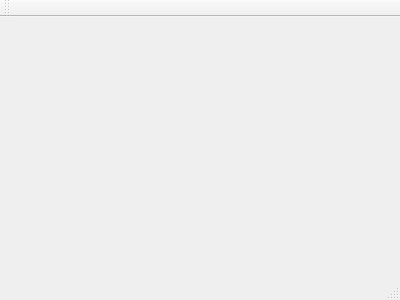
Before: the Qt Designer form mainwindow.ui in JsBlueCat/cmake_qt_stereo, drawn with Qt 5.
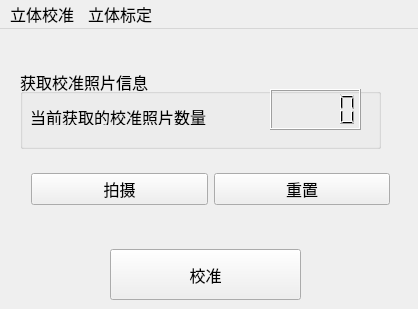
After: the same form once the commit is applied.

```diff
--- a/mainwindow.ui
+++ b/mainwindow.ui
@@ -1,24 +1,221 @@
 <ui version="4.0">
  <class>MainWindow</class>
- <widget class="QMainWindow" name="MainWindow" >
-  <property name="geometry" >
+ <widget class="QMainWindow" name="MainWindow">
+  <property name="geometry">
    <rect>
     <x>0</x>
     <y>0</y>
-    <width>400</width>
-    <height>300</height>
+    <width>418</width>
+    <height>309</height>
    </rect>
   </property>
-  <property name="windowTitle" >
+  <property name="font">
+   <font>
+    <pointsize>12</pointsize>
+   </font>
+  </property>
+  <property name="windowTitle">
    <string>MainWindow</string>
   </property>
-  <widget class="QMenuBar" name="menuBar" />
-  <widget class="QToolBar" name="mainToolBar" />
-  <widget class="QWidget" name="centralWidget" />
-  <widget class="QStatusBar" name="statusBar" />
+  <widget class="QWidget" name="centralWidget">
+   <property name="focusPolicy">
+    <enum>Qt::NoFocus</enum>
+   </property>
+   <widget class="QStackedWidget" name="stackedWidget">
+    <property name="geometry">
+     <rect>
+      <x>10</x>
+      <y>0</y>
+      <width>400</width>
+      <height>300</height>
+     </rect>
+    </property>
+    <property name="currentIndex">
+     <number>0</number>
+    </property>
+    <widget class="QWidget" name="rectify_page">
+     <widget class="QPushButton" name="pushButton">
+      <property name="geometry">
+       <rect>
+        <x>100</x>
+        <y>220</y>
+        <width>191</width>
+        <height>51</height>
+       </rect>
+      </property>
+      <property name="text">
+       <string>校准</string>
+      </property>
+     </widget>
+     <widget class="QGroupBox" name="groupBox">
+      <property name="geometry">
+       <rect>
+        <x>10</x>
+        <y>40</y>
+        <width>361</width>
+        <height>80</height>
+       </rect>
+      </property>
+      <property name="title">
+       <string>获取校准照片信息</string>
+      </property>
+      <widget class="QLabel" name="label">
+       <property name="geometry">
+        <rect>
+         <x>10</x>
+         <y>40</y>
+         <width>261</width>
+         <height>16</height>
+        </rect>
+       </property>
+       <property name="text">
+        <string>当前获取的校准照片数量</string>
+       </property>
+      </widget>
+      <widget class="QLCDNumber" name="lcdNumber">
+       <property name="geometry">
+        <rect>
+         <x>250</x>
+         <y>20</y>
+         <width>91</width>
+         <height>41</height>
+        </rect>
+       </property>
+      </widget>
+     </widget>
+     <widget class="QWidget" name="horizontalLayoutWidget">
+      <property name="geometry">
+       <rect>
+        <x>10</x>
+        <y>120</y>
+        <width>381</width>
+        <height>80</height>
+       </rect>
+      </property>
+      <layout class="QHBoxLayout" name="horizontalLayout_3">
+       <item>
+        <layout class="QVBoxLayout" name="verticalLayout">
+         <item>
+          <widget class="QPushButton" name="grab">
+           <property name="text">
+            <string>拍摄</string>
+           </property>
+          </widget>
+         </item>
+        </layout>
+       </item>
+       <item>
+        <layout class="QVBoxLayout" name="verticalLayout_2">
+         <item>
+          <widget class="QPushButton" name="reset">
+           <property name="text">
+            <string>重置</string>
+           </property>
+          </widget>
+         </item>
+        </layout>
+       </item>
+      </layout>
+     </widget>
+    </widget>
+    <widget class="QWidget" name="clib_page">
+     <widget class="QPushButton" name="start_grabing">
+      <property name="geometry">
+       <rect>
+        <x>290</x>
+        <y>10</y>
+        <width>93</width>
+        <height>28</height>
+       </rect>
+      </property>
+      <property name="text">
+       <string>开始测量</string>
+      </property>
+     </widget>
+     <widget class="QScrollArea" name="scollData">
+      <property name="geometry">
+       <rect>
+        <x>0</x>
+        <y>10</y>
+        <width>271</width>
+        <height>261</height>
+       </rect>
+      </property>
+      <property name="widgetResizable">
+       <bool>true</bool>
+      </property>
+      <widget class="QWidget" name="scrollAreaWidgetContents">
+       <property name="geometry">
+        <rect>
+         <x>0</x>
+         <y>0</y>
+         <width>269</width>
+         <height>259</height>
+        </rect>
+       </property>
+      </widget>
+     </widget>
+    </widget>
+   </widget>
+  </widget>
+  <widget class="QMenuBar" name="menuBar">
+   <property name="geometry">
+    <rect>
+     <x>0</x>
+     <y>0</y>
+     <width>418</width>
+     <height>26</height>
+    </rect>
+   </property>
+   <property name="baseSize">
+    <size>
+     <width>0</width>
+     <height>0</height>
+    </size>
+   </property>
+   <widget class="QMenu" name="clib">
+    <property name="geometry">
+     <rect>
+      <x>339</x>
+      <y>116</y>
+      <width>137</width>
+      <height>78</height>
+     </rect>
+    </property>
+    <property name="title">
+     <string>立体校准</string>
+    </property>
+    <addaction name="actionjz"/>
+   </widget>
+   <widget class="QMenu" name="match">
+    <property name="geometry">
+     <rect>
+      <x>415</x>
+      <y>116</y>
+      <width>137</width>
+      <height>78</height>
+     </rect>
+    </property>
+    <property name="title">
+     <string>立体标定</string>
+    </property>
+    <addaction name="actionbd"/>
+   </widget>
+   <addaction name="clib"/>
+   <addaction name="match"/>
+  </widget>
+  <action name="actionjz">
+   <property name="text">
+    <string>jz</string>
+   </property>
+  </action>
+  <action name="actionbd">
+   <property name="text">
+    <string>bd</string>
+   </property>
+  </action>
  </widget>
- <layoutDefault spacing="6" margin="11" />
- <pixmapfunction></pixmapfunction>
+ <layoutdefault spacing="6" margin="11"/>
  <resources/>
  <connections/>
 </ui>
```
Left out of the diff: 1 changed line with no effect on the pictures.
